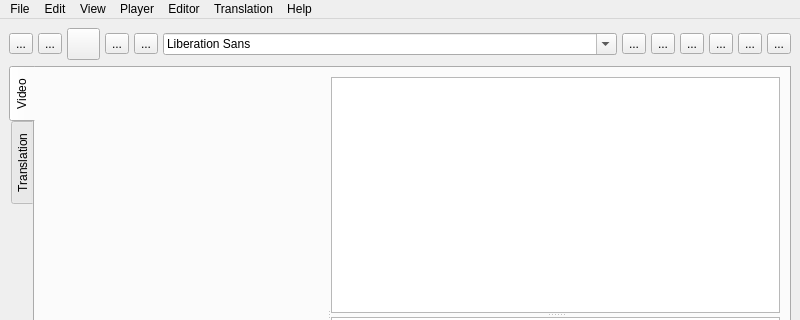
Qt form tool.ui (ljn7/Vagyojaka-testing) before a commit; both pictures show x 0 to 800 and y 0 to 320 of the 800 by 600 pixel window.
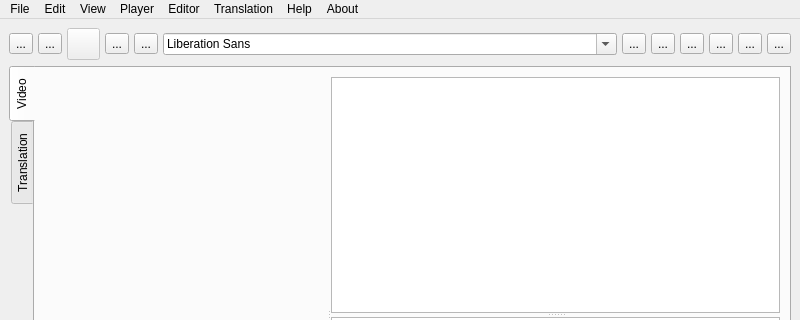
The same form after that commit. Icons and pictures are not drawn. Custom widgets are drawn as their Qt base class.

What changed in the file:
```diff
--- a/tool.ui
+++ b/tool.ui
@@ -100,6 +100,9 @@
       </item>
       <item>
        <widget class="QToolButton" name="new_transcript">
+        <property name="enabled">
+         <bool>false</bool>
+        </property>
         <property name="toolTip">
          <string>New Transcript</string>
         </property>
@@ -765,6 +768,12 @@
     <addaction name="Open_File_in_Editor2"/>
     <addaction name="editor_save3"/>
    </widget>
+   <widget class="QMenu" name="menuAbout">
+    <property name="title">
+     <string>About</string>
+    </property>
+    <addaction name="actionVersion_5_1_0"/>
+   </widget>
    <addaction name="menuFile"/>
    <addaction name="menuEdit"/>
    <addaction name="menuView"/>
@@ -772,6 +781,7 @@
    <addaction name="menuEditor"/>
    <addaction name="menuTranslation"/>
    <addaction name="menuHelp"/>
+   <addaction name="menuAbout"/>
   </widget>
   <widget class="QStatusBar" name="statusbar"/>
   <action name="close">
```
Left out of the diff: 60 changed lines with no effect on the pictures.
